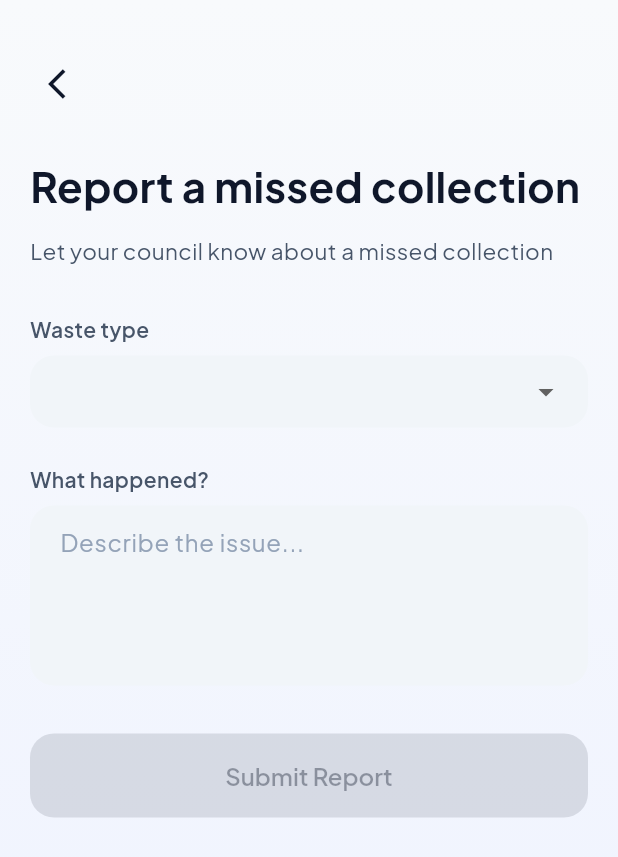
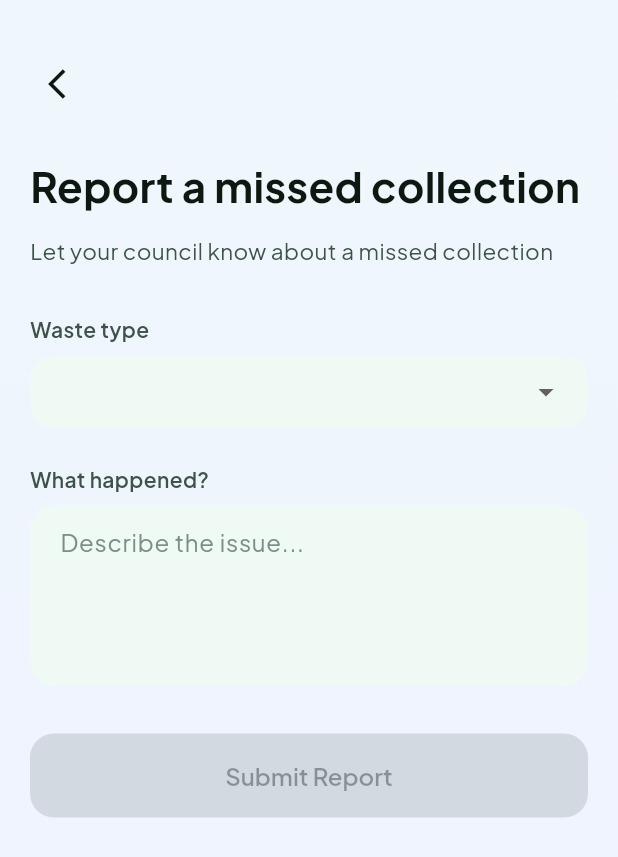
Before and after one commit to sofelaisrael/derby, a Flutter app: the ReportScreen screen opened by its route, on a phone screen of 412 x 824 dp. Shown: the top 857 px of the screen. Run offline on Flutter 3.47's test engine with Material 3 defaults, Android fonts, the phone set to English and light mode, and no system bars; our stand-ins replace flutter_local_notifications, google_fonts, shared_preferences, timezone; accounts and stored records are empty.

Commit message:
Update app colors to Derbyshire flag palette: blue, green, gold, white

```diff
--- a/lib/models/bin_schedule.dart
+++ b/lib/models/bin_schedule.dart
@@ -1,11 +1,10 @@
 import 'package:flutter/material.dart';
 
-/// Types of waste streams for Derbyshire councils.
 enum WasteStream {
-  general('General Waste', Icons.delete_outline, Color(0xFF6B7280)),
-  recycling('Recycling', Icons.recycling, Color(0xFF2563EB)),
-  garden('Garden Waste', Icons.yard, Color(0xFF16A34A)),
-  food('Food Waste', Icons.set_meal, Color(0xFFF59E0B));
+  general('General Waste', Icons.delete_outline, Color(0xFF7BAED7)),
+  recycling('Recycling', Icons.recycling, Color(0xFF006239)),
+  garden('Garden Waste', Icons.yard, Color(0xFF1A7A52)),
+  food('Food Waste', Icons.set_meal, Color(0xFFF7C900));
 
   final String displayName;
   final IconData icon;
--- a/lib/theme/app_colors.dart
+++ b/lib/theme/app_colors.dart
@@ -1,86 +1,74 @@
 import 'package:flutter/material.dart';
 
-/// Color system for Derby Bins.
-/// Premium, modern palette with Derby County-inspired dark theme.
 class AppColors {
   AppColors._();
 
-  // ── Brand ──
-  static const Color primary = Color(0xFF1E293B);       // Dark charcoal
-  static const Color primaryLight = Color(0xFF334155);   // Lighter charcoal
-  static const Color accent = Color(0xFF6366F1);         // Indigo accent
-  static const Color accentLight = Color(0xFF818CF8);    // Light indigo
-  static const Color accentDark = Color(0xFF4F46E5);     // Dark indigo
+  static const Color primary = Color(0xFF006239);
+  static const Color primaryLight = Color(0xFF2D9B6E);
+  static const Color accent = Color(0xFF7BAED7);
+  static const Color accentLight = Color(0xFF9EC5E0);
+  static const Color accentDark = Color(0xFF5A93C0);
 
-  // ── Success / Info / Warning / Error ──
-  static const Color success = Color(0xFF10B981);
-  static const Color successLight = Color(0xFFD1FAE5);
-  static const Color info = Color(0xFF3B82F6);
-  static const Color infoLight = Color(0xFFDBEAFE);
-  static const Color warning = Color(0xFFF59E0B);
-  static const Color warningLight = Color(0xFFFEF3C7);
+  static const Color success = Color(0xFF006239);
+  static const Color successLight = Color(0xFFD1F2E5);
+  static const Color info = Color(0xFF7BAED7);
+  static const Color infoLight = Color(0xFFE8F2FA);
+  static const Color warning = Color(0xFFF7C900);
+  static const Color warningLight = Color(0xFFFEF5CC);
   static const Color error = Color(0xFFEF4444);
   static const Color errorLight = Color(0xFFFEE2E2);
 
-  // ── Bin stream colors ──
-  static const Color binGeneral = Color(0xFF64748B);
-  static const Color binRecycling = Color(0xFF3B82F6);
-  static const Color binGarden = Color(0xFF10B981);
-  static const Color binFood = Color(0xFFF59E0B);
+  static const Color binGeneral = Color(0xFF7BAED7);
+  static const Color binRecycling = Color(0xFF006239);
+  static const Color binGarden = Color(0xFF1A7A52);
+  static const Color binFood = Color(0xFFF7C900);
 
-  // ── Light theme surfaces ──
-  static const Color lightBackground = Color(0xFFF8FAFC);
+  static const Color lightBackground = Color(0xFFF0F7FC);
   static const Color lightSurface = Color(0xFFFFFFFF);
-  static const Color lightSurfaceVariant = Color(0xFFF1F5F9);
+  static const Color lightSurfaceVariant = Color(0xFFF0FAF5);
   static const Color lightCard = Color(0xFFFFFFFF);
-  static const Color lightCardBorder = Color(0xFFE2E8F0);
+  static const Color lightCardBorder = Color(0xFFD6E8F0);
 
-  // ── Dark theme surfaces ──
-  static const Color darkBackground = Color(0xFF0F172A);
-  static const Color darkSurface = Color(0xFF1E293B);
-  static const Color darkSurfaceVariant = Color(0xFF334155);
-  static const Color darkCard = Color(0xFF1E293B);
-  static const Color darkCardBorder = Color(0xFF334155);
+  static const Color darkBackground = Color(0xFF0B1E16);
+  static const Color darkSurface = Color(0xFF142D21);
+  static const Color darkSurfaceVariant = Color(0xFF1C3A2C);
+  static const Color darkCard = Color(0xFF142D21);
+  static const Color darkCardBorder = Color(0xFF2A4F3C);
 
-  // ── Text ──
-  static const Color lightTextPrimary = Color(0xFF0F172A);
-  static const Color lightTextSecondary = Color(0xFF475569);
-  static const Color lightTextTertiary = Color(0xFF94A3B8);
+  static const Color lightTextPrimary = Color(0xFF0C1911);
+  static const Color lightTextSecondary = Color(0xFF3D5249);
+  static const Color lightTextTertiary = Color(0xFF7A8F86);
 
-  static const Color darkTextPrimary = Color(0xFFF8FAFC);
-  static const Color darkTextSecondary = Color(0xFF94A3B8);
-  static const Color darkTextTertiary = Color(0xFF64748B);
+  static const Color darkTextPrimary = Color(0xFFF0F7F4);
+  static const Color darkTextSecondary = Color(0xFFA8C4B8);
+  static const Color darkTextTertiary = Color(0xFF6B8C7E);
 
-  // ── Divider / Border ──
-  static const Color lightDivider = Color(0xFFE2E8F0);
-  static const Color darkDivider = Color(0xFF334155);
+  static const Color lightDivider = Color(0xFFD6E8F0);
+  static const Color darkDivider = Color(0xFF2A4F3C);
 
-  // ── Glassmorphism ──
-  static const Color glassLight = Color(0x40FFFFFF);     // 25% white
-  static const Color glassDark = Color(0x401E293B);      // 25% charcoal
+  static const Color glassLight = Color(0x40FFFFFF);
+  static const Color glassDark = Color(0x40142D21);
   static const Color glassBorderLight = Color(0x30FFFFFF);
-  static const Color glassBorderDark = Color(0x30334155);
+  static const Color glassBorderDark = Color(0x301C3A2C);
 
-  // ── Gradient presets ──
   static const LinearGradient primaryGradient = LinearGradient(
-    colors: [accent, accentDark],
+    colors: [accent, primary],
     begin: Alignment.topLeft,
     end: Alignment.bottomRight,
   );
 
   static const LinearGradient heroGradient = LinearGradient(
-    colors: [Color(0xFF6366F1), Color(0xFF8B5CF6)],
+    colors: [primary, Color(0xFFF7C900)],
     begin: Alignment.topLeft,
     end: Alignment.bottomRight,
   );
 
   static const LinearGradient darkSurfaceGradient = LinearGradient(
-    colors: [Color(0xFF1E293B), Color(0xFF0F172A)],
+    colors: [darkSurface, darkBackground],
     begin: Alignment.topCenter,
     end: Alignment.bottomCenter,
   );
 
-  /// Get the color for a waste stream name.
   static Color forWasteStream(String name) {
     switch (name.toLowerCase()) {
       case 'general':
```
